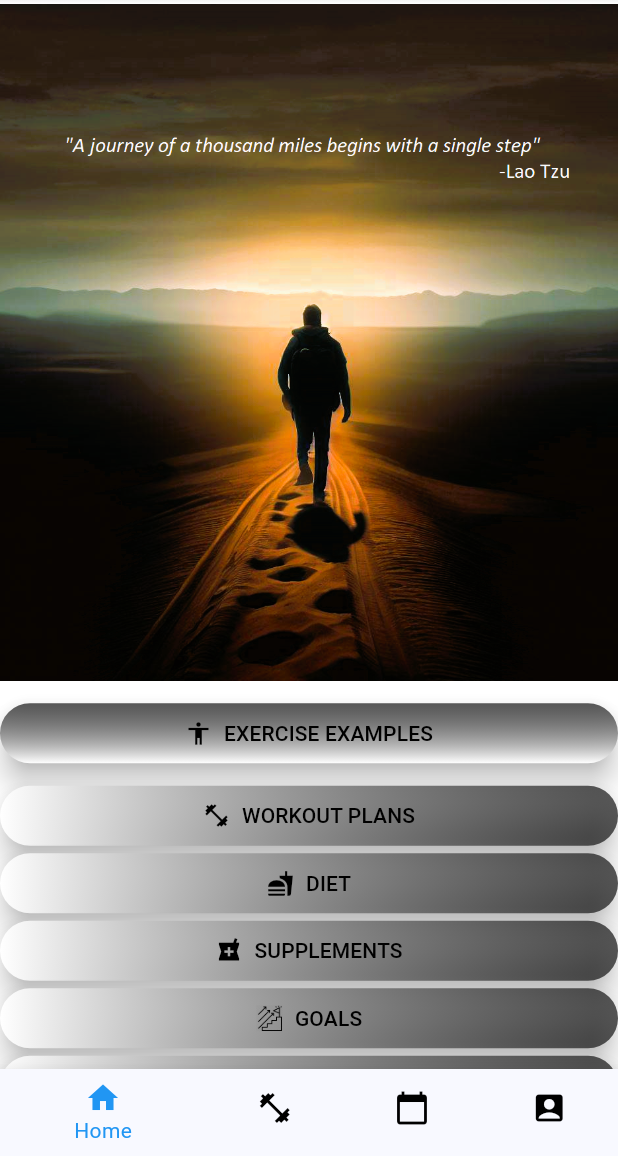
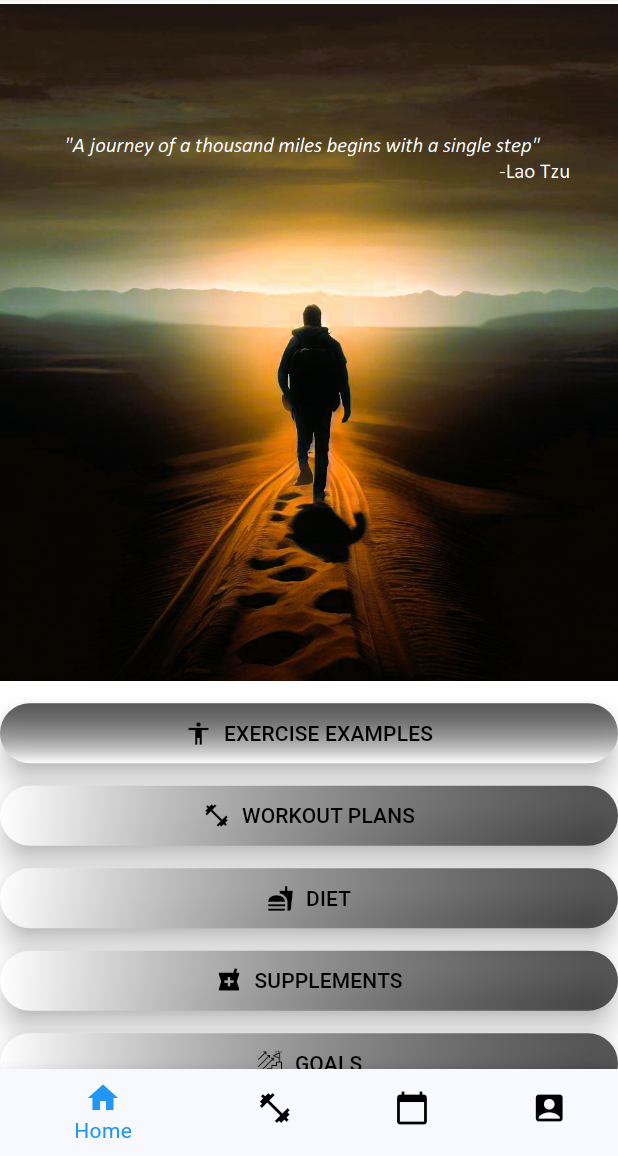
Before and after one commit to mateuszkasprzak94/fitness_prodigy, a Flutter app: the screen it shows after launch, after a tap on "Achive your goals", on a phone screen of 412 x 824 dp, the part 80-1236 px from its top. Run offline on Flutter 3.47's test engine with Material 2 defaults, Android fonts, the phone set to English and light mode, and no system bars; our stand-ins replace firebase_auth, firebase_core, google_fonts, shared_preferences; accounts and stored records are empty.

Commit message:
Customize gradient in features page

```diff
--- a/lib/app/after login plus features/diet/diet_button.dart
+++ b/lib/app/after login plus features/diet/diet_button.dart
@@ -21,7 +21,7 @@ class Diet extends StatelessWidget {
           gradient: LinearGradient(colors: [
             Color.fromARGB(164, 0, 0, 0),
             Colors.white,
-          ], begin: Alignment.centerRight, end: Alignment.centerLeft),
+          ], begin: Alignment.bottomRight, end: Alignment.topLeft),
         ),
         child: ElevatedButton.icon(
           icon: const Icon(
--- a/lib/app/after login plus features/features_page.dart
+++ b/lib/app/after login plus features/features_page.dart
@@ -63,25 +63,25 @@ class _FeaturesState extends State<Features> {
             ExerciseExamples(),
             SizedBox(height: 15),
             WorkoutPlans(),
-            SizedBox(height: 5),
+            SizedBox(height: 15),
             Diet(),
-            SizedBox(height: 5),
+            SizedBox(height: 15),
             Supplements(),
-            SizedBox(height: 5),
+            SizedBox(height: 15),
             Goals(),
-            SizedBox(height: 5),
+            SizedBox(height: 15),
             MotivationQuotes(),
-            SizedBox(height: 5),
+            SizedBox(height: 15),
             WaterGlassCounter(),
-            SizedBox(height: 5),
+            SizedBox(height: 15),
             FitStopwatch(),
-            SizedBox(height: 5),
+            SizedBox(height: 15),
             ProgressTracking(),
-            SizedBox(height: 5),
+            SizedBox(height: 15),
             SocialSharing(),
-            SizedBox(height: 5),
+            SizedBox(height: 15),
             UserProfile(),
-            SizedBox(height: 5),
+            SizedBox(height: 15),
           ],
         ),
       ),
--- a/lib/app/after login plus features/goals/goals_button.dart
+++ b/lib/app/after login plus features/goals/goals_button.dart
@@ -21,7 +21,7 @@ class Goals extends StatelessWidget {
           gradient: LinearGradient(colors: [
             Color.fromARGB(164, 0, 0, 0),
             Colors.white,
-          ], begin: Alignment.centerRight, end: Alignment.centerLeft),
+          ], begin: Alignment.topRight, end: Alignment.topLeft),
         ),
         child: ElevatedButton.icon(
           icon: const ImageIcon(
--- a/lib/app/after login plus features/user_profile/user_profile_button.dart
+++ b/lib/app/after login plus features/user_profile/user_profile_button.dart
@@ -21,7 +21,7 @@ class UserProfile extends StatelessWidget {
           gradient: LinearGradient(colors: [
             Color.fromARGB(164, 0, 0, 0),
             Colors.white,
-          ], begin: Alignment.centerRight, end: Alignment.centerLeft),
+          ], begin: Alignment.bottomCenter, end: Alignment.topCenter),
         ),
         child: ElevatedButton.icon(
           icon: const Icon(
```
